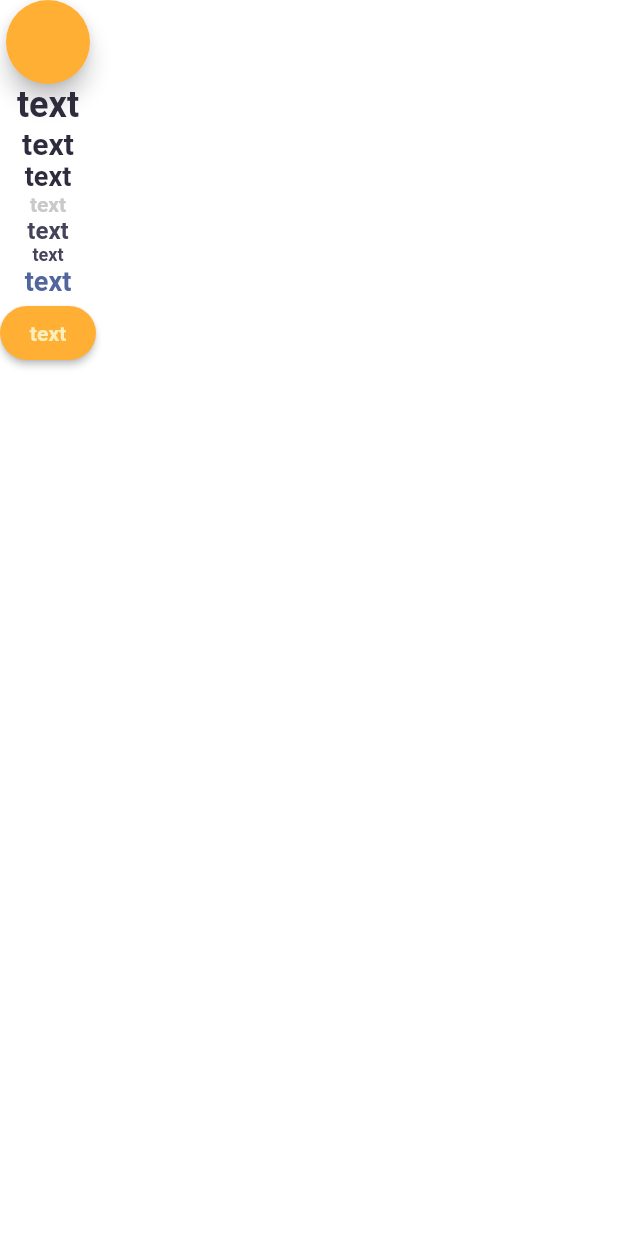
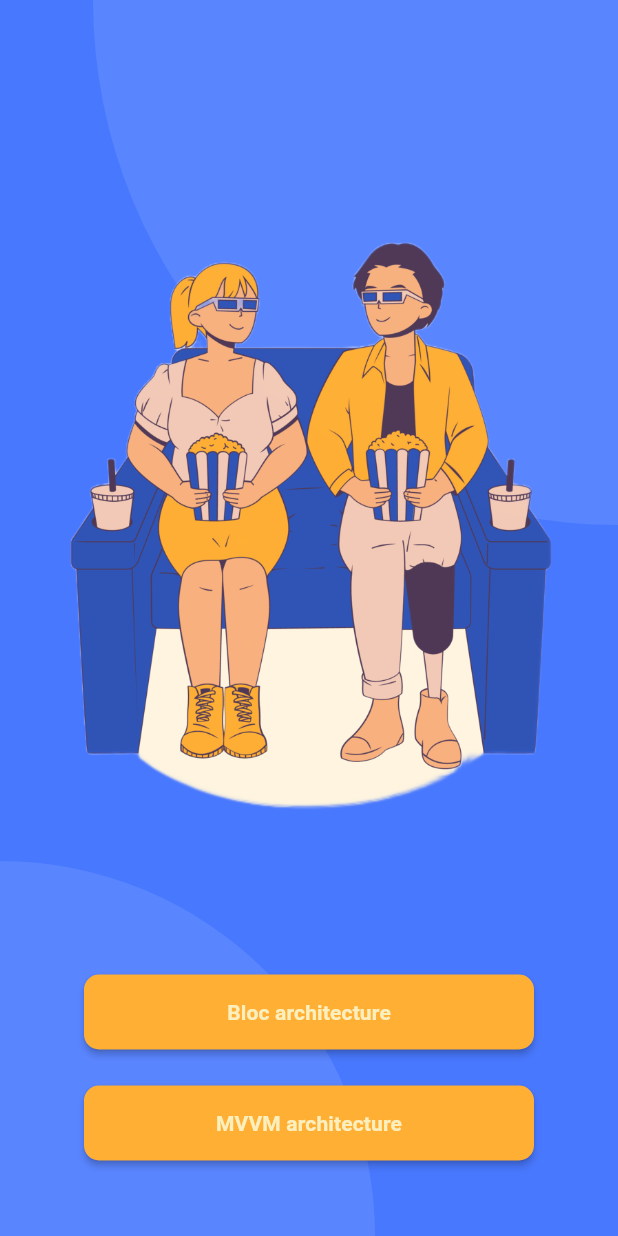
Before and after one commit to StephanieOgu/movie_app_trainee_task_orientations_flutter, a Flutter app: the screen it shows after launch, on a phone screen of 412 x 824 dp. Run offline on Flutter 3.47's test engine with Material 2 defaults, Android fonts, the phone set to English and light mode, and no system bars; Roboto replaces fonts that are missing (Quicksand).

Commit message:
H1 - UI with two buttons

```diff
--- a/lib/localisation.dart
+++ b/lib/localisation.dart
@@ -0,0 +1,41 @@
+import 'dart:async';
+import 'package:flutter/material.dart';
+
+class MovieAppLocalizations {
+
+  static MovieAppLocalizations? of(BuildContext context) {
+    return Localizations.of<MovieAppLocalizations>(
+      context,
+      MovieAppLocalizations,
+    );
+  }
+  static String get mainScreenText => 'Choose your architecture pattern:)';
+  static String get mainScreenBlocBtnText => 'Bloc architecture';
+  static String get mainScreenMVVMBtnText => 'MVVM architecture';
+
+  static String get filmListScreenTitle => 'See Your Favourite Movie';
+  static String get errorTitle => 'Sorry, something went wrong :(';
+  static String get filmListScreenHintText => 'Search movie..';
+  static String get noResults => 'No such results';
+
+  static String get filmDetailsScreenTitle => 'About Movie';
+  static String get filmDetailsScreenOverviewTitle => 'Synopsis';
+  static String get filmDetailsScreenCastTitle => 'Cast';
+  static String get filmDetailsScreenCrewTitle => 'Crew';
+
+  static String get seeMoreBtnText => 'See more';
+}
+
+class MovieAppLocalizationsDelegate
+    extends LocalizationsDelegate<MovieAppLocalizations> {
+  @override
+  Future<MovieAppLocalizations> load(Locale locale) =>
+      Future(() => MovieAppLocalizations());
+
+  @override
+  bool shouldReload(MovieAppLocalizationsDelegate old) => false;
+
+  @override
+  bool isSupported(Locale locale) =>
+      locale.languageCode.toLowerCase().contains('en');
+}
--- a/lib/presentation/screens/home/home_screen.dart
+++ b/lib/presentation/screens/home/home_screen.dart
@@ -1,3 +1,5 @@
+import 'package:films_app_trainee_task/localisation.dart';
+import 'package:films_app_trainee_task/presentation/theme/colors.dart';
 import 'package:flutter/material.dart';
 
 class HomeScreen extends StatelessWidget {
@@ -5,53 +7,100 @@ class HomeScreen extends StatelessWidget {
 
   @override
   Widget build(BuildContext context) {
-    return Scaffold(
-      body: SafeArea(
-        child: Expanded(
-          child: Column(
-            children: [
-              FloatingActionButton(
-                onPressed: () {},
-              ),
-              Text(
-                'text',
-                style: Theme.of(context).textTheme.headline1,
-              ),
-              Text(
-                'text',
-                style: Theme.of(context).textTheme.headline2,
-              ),
-              Text(
-                'text',
-                style: Theme.of(context).textTheme.headline3,
-              ),
-              Text(
-                'text',
-                style: Theme.of(context).textTheme.headline4,
-              ),
-              Text(
-                'text',
-                style: Theme.of(context).textTheme.bodyText1,
-              ),
-              Text(
-                'text',
-                style: Theme.of(context).textTheme.bodyText2,
-              ),
-              Text(
-                'text',
-                style: Theme.of(context).textTheme.subtitle1,
-              ),
-              ElevatedButton(
-                onPressed: () {},
-                child: Text(
-                  'text',
-                  style: Theme.of(context).textTheme.subtitle2,
+    return Container(
+      color: AppColors.neonBlue,
+      child: OrientationBuilder(builder: (context, orientation) {
+        return Stack(
+          alignment: Alignment.center,
+          children: <Widget>[
+            _buildBigBcCircle(context),
+            _buildSmallBcCircle(context),
+            Positioned(
+              top: 0,
+              height: MediaQuery.of(context).size.height,
+              width: MediaQuery.of(context).size.width,
+              child: Padding(
+                padding: const EdgeInsets.all(24.0),
+                child: Column(
+                  mainAxisAlignment: MainAxisAlignment.center,
+                  children: [
+                    _buildLogoImage(context),
+                    if (orientation == Orientation.portrait)
+                      Padding(
+                          padding: const EdgeInsets.only(top: 50),
+                          child: Column(
+                            children: _buildButtonChildren(context),
+                          ))
+                    else
+                      Row(
+                        mainAxisAlignment: MainAxisAlignment.center,
+                        children: _buildButtonChildren(context),
+                      )
+                  ],
                 ),
               ),
-            ],
+            ),
+          ],
+        );
+      }),
+    );
+  }
+
+  Widget _buildBigBcCircle(BuildContext context) {
+    return Positioned(
+        top: -350,
+        right: -350,
+        width: 700,
+        height: 700,
+        child: _buildBcCircle());
+  }
+
+  List<Widget> _buildButtonChildren(BuildContext context) {
+    return [
+      buildButton(MovieAppLocalizations.mainScreenBlocBtnText, context),
+      buildButton(MovieAppLocalizations.mainScreenMVVMBtnText, context),
+    ];
+  }
+
+  Widget _buildSmallBcCircle(BuildContext context) {
+    return Positioned(
+        bottom: -250,
+        left: -250,
+        width: 500,
+        height: 500,
+        child: _buildBcCircle());
+  }
+
+  Container _buildBcCircle() {
+    return Container(
+      decoration: BoxDecoration(
+        color: AppColors.lightSlateBlue,
+        shape: BoxShape.circle,
+      ),
+    );
+  }
+
+  Widget buildButton(String text, BuildContext context) {
+    return Padding(
+      padding: const EdgeInsets.all(12.0),
+      child: SizedBox(
+        height: 50,
+        width: 300,
+        child: ElevatedButton(
+          onPressed: () {},
+          child: Text(
+            text,
+            style: Theme.of(context).textTheme.subtitle2,
           ),
         ),
       ),
     );
   }
+
+  Image _buildLogoImage(BuildContext context) {
+    return Image(
+      height: 2 * MediaQuery.of(context).size.height / 3,
+      image: const AssetImage('assets/images/logo.png'),
+    );
+  }
 }
--- a/lib/presentation/theme/theme.dart
+++ b/lib/presentation/theme/theme.dart
@@ -47,7 +47,7 @@ class FilmsAppTheme {
         primary: color,
         onPrimary: AppColors.white,
         shape: RoundedRectangleBorder(
-          borderRadius: BorderRadius.circular(30.0),
+          borderRadius: BorderRadius.circular(10.0),
         ),
       ),
     );
--- a/pubspec.yaml
+++ b/pubspec.yaml
@@ -20,3 +20,5 @@ dev_dependencies:
 
 flutter:
   uses-material-design: true
+  assets:
+    - assets/images/
```
Also changed, not shown: assets/images/logo.png (added).
